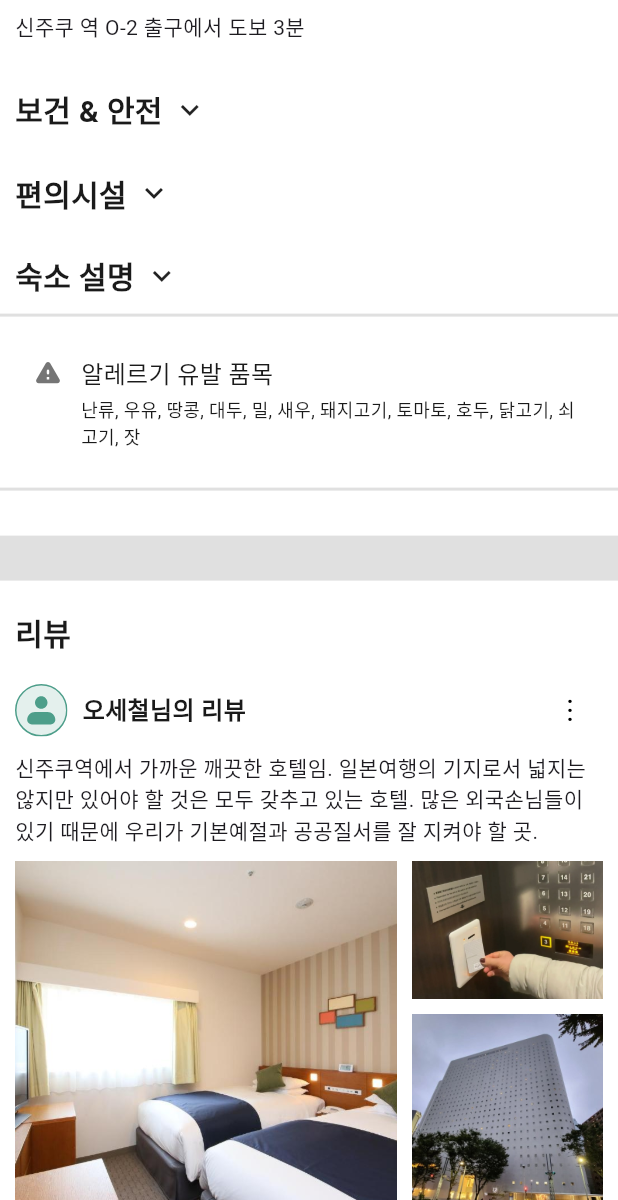
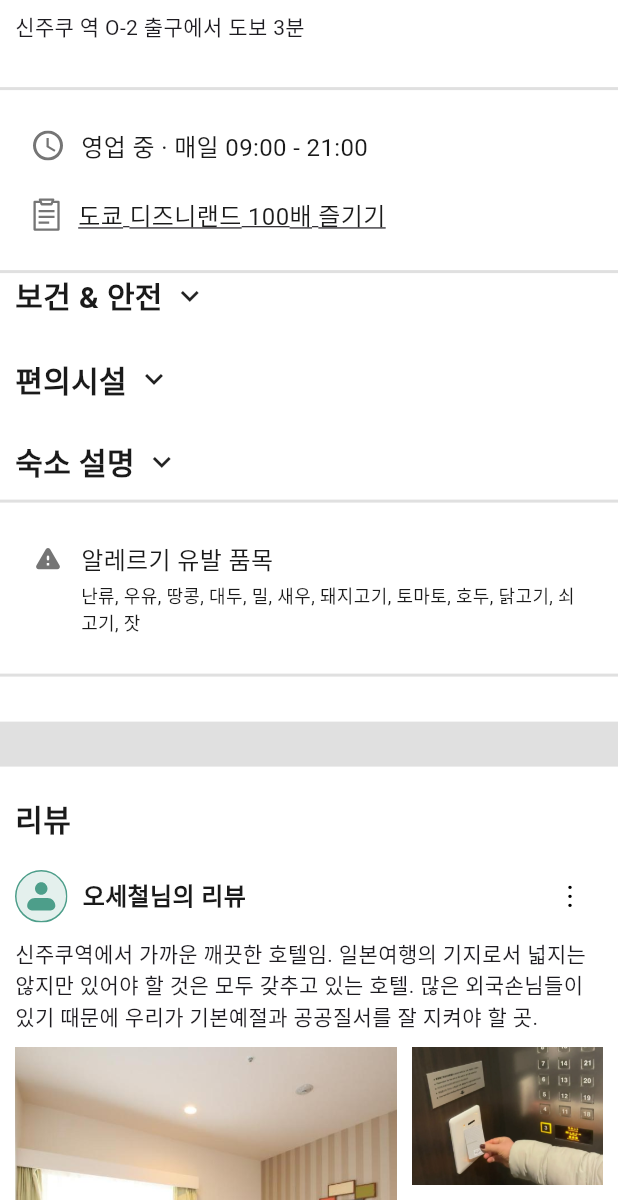
Before and after one commit to Popoisthebest/school_trip_app, a Flutter app: the screen it shows after launch, scrolled down 1728 dp, on a phone screen of 412 x 824 dp, the part 36-1236 px from its top. Run offline on Flutter 3.47's test engine with Material 3 defaults, Android fonts, the phone set to English and light mode, and no system bars; our stand-ins replace connectivity_plus, flutter_svg, google_maps_flutter; Roboto replaces fonts that are missing (Ownglyph okticon).

Commit message:
[feat] 신주쿠 호텔 디테일 스크린 완료.

```diff
--- a/lib/widgets/travel_screens/basic_info.dart
+++ b/lib/widgets/travel_screens/basic_info.dart
@@ -234,6 +234,7 @@ Widget BasicInfo(
           ],
         ),
       ),
+      StoreInfo('영업 중 · 매일 09:00 - 21:00', '도쿄 디즈니랜드 100배 즐기기'),
     ],
   );
 }
```
